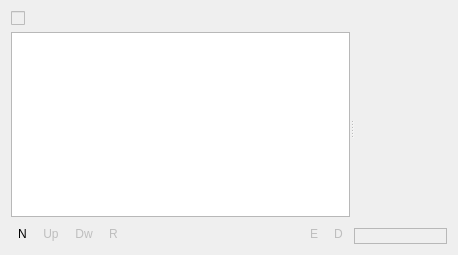
Qt form src/widgets/effectstack_ui.ui (KDE/kdenlive) before a commit.
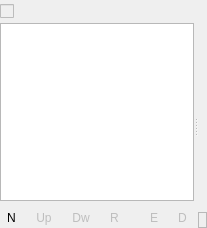
The same form after that commit. Custom widgets are drawn as their Qt base class.

What changed in the file:
```diff
--- a/src/widgets/effectstack_ui.ui
+++ b/src/widgets/effectstack_ui.ui
@@ -6,8 +6,8 @@
    <rect>
     <x>0</x>
     <y>0</y>
-    <width>458</width>
-    <height>255</height>
+    <width>207</width>
+    <height>228</height>
    </rect>
   </property>
   <property name="sizePolicy">
@@ -16,18 +16,56 @@
     <verstretch>0</verstretch>
    </sizepolicy>
   </property>
-  <layout class="QGridLayout" name="gridLayout_2">
-   <item row="0" column="0">
-    <widget class="QSplitter" name="splitter">
-     <property name="orientation">
-      <enum>Qt::Horizontal</enum>
-     </property>
-     <widget class="QWidget" name="layoutWidget">
       <layout class="QGridLayout" name="gridLayout">
-       <property name="horizontalSpacing">
-        <number>2</number>
-       </property>
-       <item row="1" column="0" colspan="7">
+   <property name="verticalSpacing">
+    <number>0</number>
+   </property>
+   <property name="margin">
+    <number>0</number>
+   </property>
+   <item row="0" column="0">
+    <widget class="QCheckBox" name="checkAll">
+     <property name="enabled">
+      <bool>false</bool>
+     </property>
+     <property name="sizePolicy">
+      <sizepolicy hsizetype="MinimumExpanding" vsizetype="Fixed">
+       <horstretch>0</horstretch>
+       <verstretch>0</verstretch>
+      </sizepolicy>
+     </property>
+     <property name="text">
+      <string notr="true"/>
+     </property>
+     <property name="checkable">
+      <bool>true</bool>
+     </property>
+     <property name="tristate">
+      <bool>false</bool>
+     </property>
+    </widget>
+   </item>
+   <item row="0" column="1">
+    <widget class="QToolButton" name="buttonShowComments">
+     <property name="text">
+      <string/>
+     </property>
+     <property name="checkable">
+      <bool>true</bool>
+     </property>
+     <property name="autoRaise">
+      <bool>true</bool>
+     </property>
+    </widget>
+   </item>
+   <item row="1" column="0" colspan="2">
+    <widget class="QSplitter" name="splitter">
+     <property name="orientation">
+      <enum>Qt::Horizontal</enum>
+     </property>
+     <widget class="QWidget" name="">
+      <layout class="QVBoxLayout" name="verticalLayout">
+       <item>
         <widget class="KListWidget" name="effectlist">
          <property name="sizePolicy">
           <sizepolicy hsizetype="Preferred" vsizetype="Expanding">
@@ -46,7 +84,9 @@
          </property>
         </widget>
        </item>
-       <item row="2" column="0">
+       <item>
+        <layout class="QHBoxLayout" name="horizontalLayout">
+         <item>
         <widget class="QToolButton" name="buttonNew">
          <property name="text">
           <string notr="true">N</string>
@@ -59,7 +99,7 @@
          </property>
         </widget>
        </item>
-       <item row="2" column="1">
+         <item>
         <widget class="QToolButton" name="buttonUp">
          <property name="enabled">
           <bool>false</bool>
@@ -72,7 +112,7 @@
          </property>
         </widget>
        </item>
-       <item row="2" column="2">
+         <item>
         <widget class="QToolButton" name="buttonDown">
          <property name="enabled">
           <bool>false</bool>
@@ -85,7 +125,7 @@
          </property>
         </widget>
        </item>
-       <item row="2" column="3">
+         <item>
         <widget class="QToolButton" name="buttonReset">
          <property name="enabled">
           <bool>false</bool>
@@ -98,7 +138,7 @@
          </property>
         </widget>
        </item>
-       <item row="2" column="4">
+         <item>
         <spacer>
          <property name="orientation">
           <enum>Qt::Horizontal</enum>
@@ -114,7 +154,7 @@
          </property>
         </spacer>
        </item>
-       <item row="2" column="5">
+         <item>
         <widget class="QToolButton" name="buttonSave">
          <property name="enabled">
           <bool>false</bool>
@@ -127,7 +167,7 @@
          </property>
         </widget>
        </item>
-       <item row="2" column="6">
+         <item>
         <widget class="QToolButton" name="buttonDel">
          <property name="enabled">
           <bool>false</bool>
@@ -140,27 +180,13 @@
          </property>
         </widget>
        </item>
-       <item row="0" column="0" colspan="7">
-        <widget class="QCheckBox" name="checkAll">
-         <property name="enabled">
-          <bool>false</bool>
-         </property>
-         <property name="text">
-          <string notr="true"/>
-         </property>
-         <property name="checkable">
-          <bool>true</bool>
-         </property>
-         <property name="tristate">
-          <bool>false</bool>
-         </property>
-        </widget>
+        </layout>
        </item>
       </layout>
      </widget>
-     <widget class="QWidget" name="layoutWidget_2">
-      <layout class="QGridLayout" name="layoutEdit">
-       <item row="1" column="0" colspan="2">
+     <widget class="QWidget" name="">
+      <layout class="QVBoxLayout" name="layoutEdit">
+       <item>
         <widget class="QFrame" name="frame">
          <property name="sizePolicy">
           <sizepolicy hsizetype="Expanding" vsizetype="MinimumExpanding">
@@ -170,33 +196,7 @@
          </property>
         </widget>
        </item>
-       <item row="0" column="1">
-        <widget class="QToolButton" name="buttonShowComments">
-         <property name="text">
-          <string/>
-         </property>
-         <property name="checkable">
-          <bool>true</bool>
-         </property>
-         <property name="autoRaise">
-          <bool>true</bool>
-         </property>
-        </widget>
-       </item>
-       <item row="0" column="0">
-        <spacer name="horizontalSpacer">
-         <property name="orientation">
-          <enum>Qt::Horizontal</enum>
-         </property>
-         <property name="sizeHint" stdset="0">
-          <size>
-           <width>40</width>
-           <height>20</height>
-          </size>
-         </property>
-        </spacer>
-       </item>
-       <item row="2" column="0" colspan="2">
+       <item>
         <widget class="QLabel" name="labelComment">
          <property name="sizePolicy">
           <sizepolicy hsizetype="Preferred" vsizetype="Preferred">
```
Lines whose indentation alone changed are shown as unchanged.
